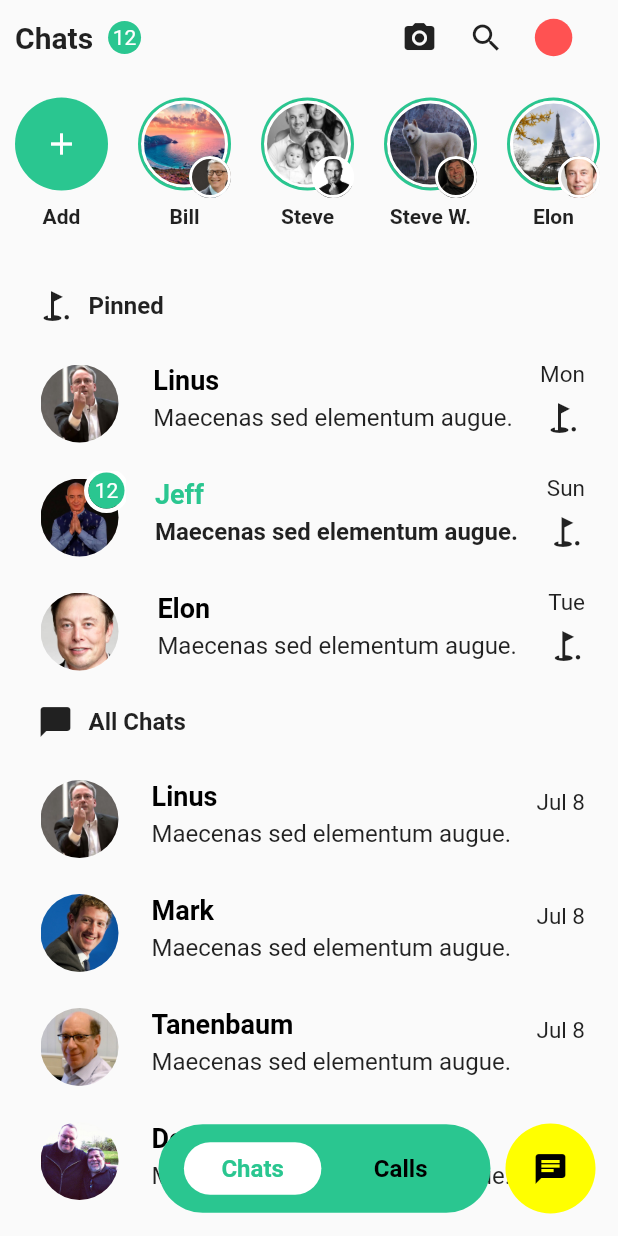
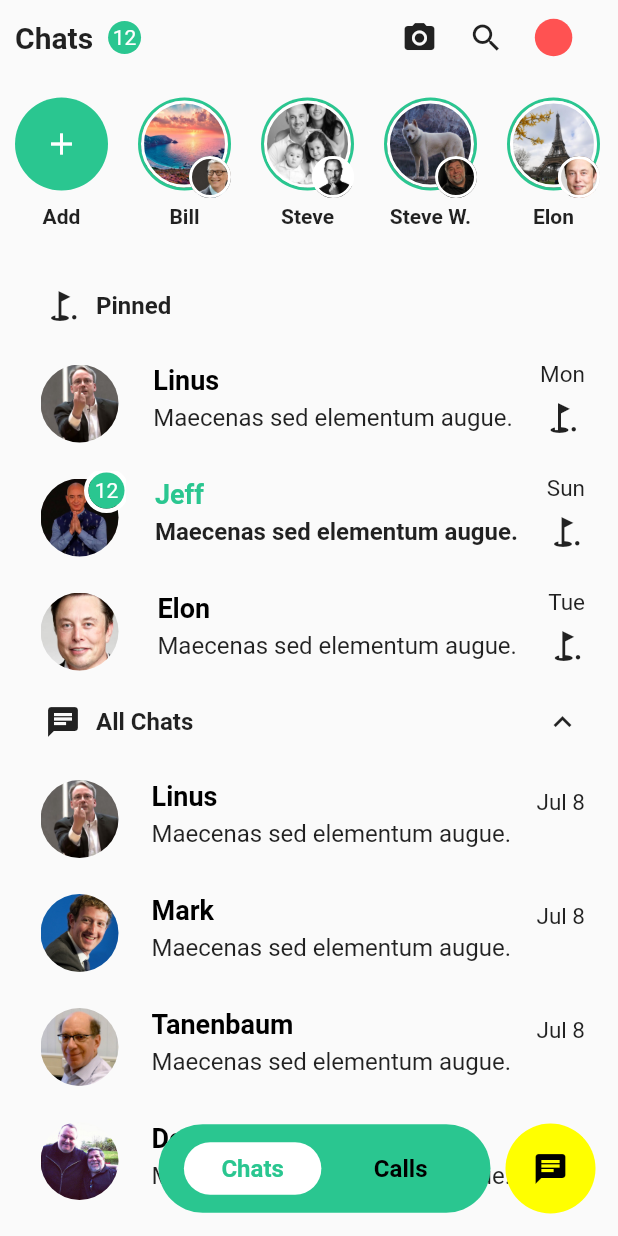
Before and after one commit to feMoraes0/whatsapp-redesign-ui, a Flutter app: the screen it shows after launch, on a phone screen of 412 x 824 dp. Run offline on Flutter 3.47's test engine with Material 2 defaults, Android fonts, the phone set to English and light mode, and no system bars; our stand-ins replace google_fonts.

Commit message:
Added collapse icon

```diff
--- a/lib/components/conversation.dart
+++ b/lib/components/conversation.dart
@@ -4,15 +4,18 @@ import "package:flutter/material.dart";
 import 'package:google_fonts/google_fonts.dart';
 
 class Conversation extends StatelessWidget {
-  Widget headerList({@required String text, @required IconData icon}) {
+  Widget headerList({@required String text, @required IconData icon, bool collapse = false}) {
     return Padding(
       padding: const EdgeInsets.fromLTRB(
+        15.0,
         10.0,
-        10.0,
-        10.0,
+        20.0,
         15.0,
       ),
       child: Row(
+        mainAxisAlignment: MainAxisAlignment.spaceBetween,
+        children: <Widget>[
+          Row(
             children: <Widget>[
               Padding(
                 padding: const EdgeInsets.symmetric(
@@ -29,6 +32,9 @@ class Conversation extends StatelessWidget {
                   fontWeight: FontWeight.w600,
                 ),
               ),
+            ],
+          ),
+          (collapse) ? Icon(Icons.keyboard_arrow_up, size: 24.0,) : Container(),
         ],
       ),
     );
@@ -187,7 +193,8 @@ class Conversation extends StatelessWidget {
     currentList.add(
       this.headerList(
         text: "All Chats",
-        icon: Icons.chat_bubble,
+        icon: Icons.chat,
+        collapse: true,
       ),
     );
     for (Map element in chats) {
```
Lines whose indentation alone changed are shown as unchanged.
